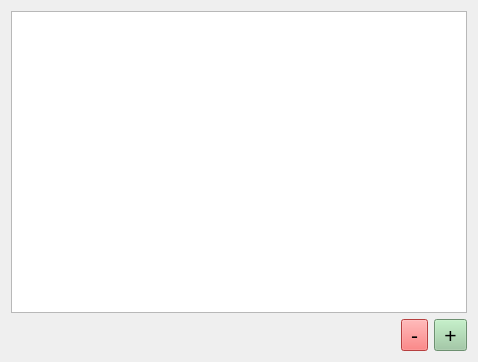
First picture: the form in vet/vetclient/src/ui/staff_tab_widget.ui, repository Painted-Black/BMSTU-DB-CourseWork, before the edit.
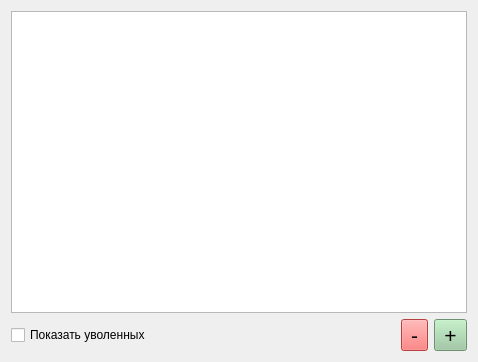
Second picture: the form after the edit.

```diff
--- a/vet/vetclient/src/ui/staff_tab_widget.ui
+++ b/vet/vetclient/src/ui/staff_tab_widget.ui
@@ -19,6 +19,13 @@
    </item>
    <item>
     <layout class="QHBoxLayout" name="horizontalLayout">
+     <item>
+      <widget class="QCheckBox" name="show_fired_checkBox">
+       <property name="text">
+        <string>Показать уволенных</string>
+       </property>
+      </widget>
+     </item>
      <item>
       <spacer name="horizontalSpacer">
        <property name="orientation">
```
Left out of the diff: 12 changed lines with no effect on the pictures.
